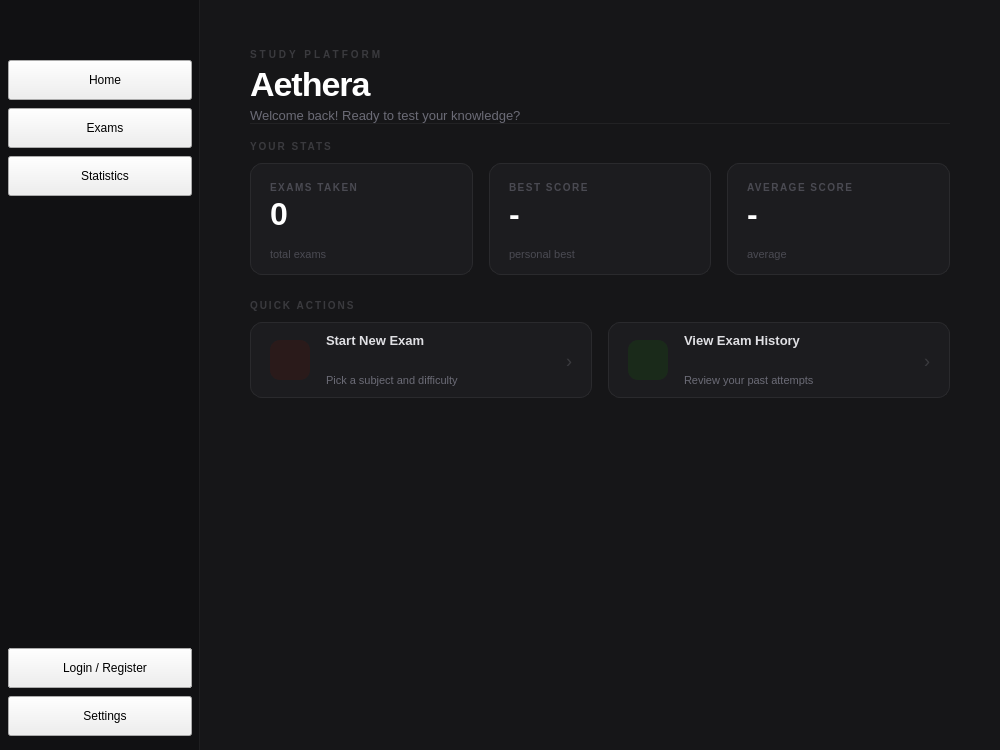
Before: the Qt Designer form src/ui/home/home.ui in DIDimov24/Aethera, drawn with Qt 5.
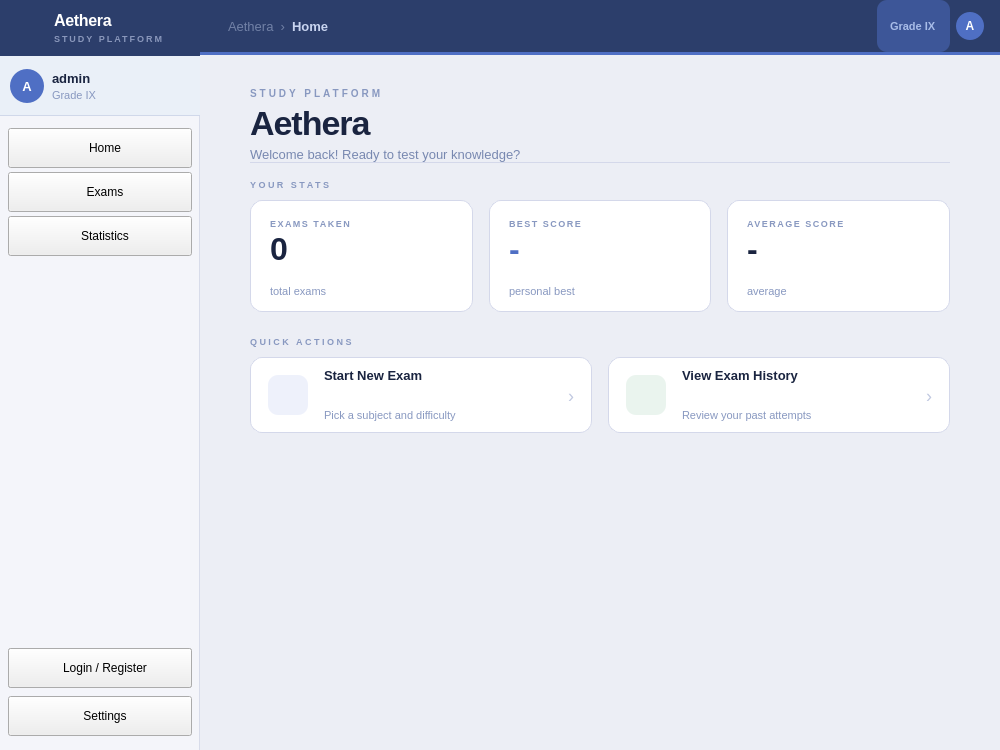
After: the same form once the commit is applied. Icons and pictures are not drawn.

Commit message: Change color palette and fix ui bugs, close #26

```diff
--- a/src/ui/home/home.ui
+++ b/src/ui/home/home.ui
@@ -11,87 +11,110 @@
   <widget class="QWidget" name="centralwidget">
    <property name="styleSheet">
     <string notr="true">
-QWidget#centralwidget { background-color: #161618; }
-QWidget#sidebar { background-color: #111113; border-right: 1px solid #1e1e20; }
-QLabel#labelTitle { color: #ffffff; font-size: 34px; font-weight: 700; letter-spacing: -1px; }
-QLabel#labelSubtitle { color: #3a3a3e; font-size: 10px; font-weight: 600; letter-spacing: 3px; }
-QLabel#labelWelcome { color: #6b6b76; font-size: 13px; }
+QWidget#centralwidget { background-color: #eceef5; }
+QWidget#sidebar { background-color: #f4f5fa; border-right: 1px solid #d8dcea; }
+QWidget#sidebarBrand { background-color: #2c3e6b; }
+QLabel#labelBrandName { color: #ffffff; font-size: 16px; font-weight: 700; letter-spacing: -0.3px; }
+QLabel#labelBrandSub { color: rgba(200,210,240,0.6); font-size: 9px; font-weight: 700; letter-spacing: 2px; }
+QWidget#sidebarUserPanel { background-color: #eaf0f8; border-bottom: 1px solid #d0d8ea; }
+QLabel#labelSidebarUsername { color: #1a2440; font-size: 13px; font-weight: 600; }
+QLabel#labelSidebarGrade { color: #8898c0; font-size: 11px; }
+QWidget#sidebarAvatarCircle { background-color: #4f6fc4; border-radius: 17px; min-width: 34px; max-width: 34px; min-height: 34px; max-height: 34px; }
+QLabel#labelSidebarAvatarInitial { color: #ffffff; font-size: 13px; font-weight: 700; background: transparent; }
+QWidget#topBar { background-color: #2c3e6b; }
+QLabel#labelTopBarPage { color: #c8d4f0; font-size: 13px; font-weight: 600; }
+QLabel#labelTopBarBreadcrumb { color: rgba(200,212,240,0.45); font-size: 13px; }
+QLabel#labelTopBarGrade { color: #a8bce8; font-size: 11px; font-weight: 600; background-color: rgba(79,111,196,0.5); border-radius: 10px; padding: 2px 10px; }
+QWidget#labelTopBarAvatar { background-color: #4f6fc4; border-radius: 14px; min-width: 28px; max-width: 28px; min-height: 28px; max-height: 28px; }
+QLabel#labelTopBarAvatarText { color: #ffffff; font-size: 12px; font-weight: 700; background: transparent; }
+QWidget#topBarLine { background-color: #4f6fc4; }
+QLabel#labelTitle { color: #1a2440; font-size: 34px; font-weight: 700; letter-spacing: -1px; }
+QLabel#labelSubtitle { color: #8898c0; font-size: 10px; font-weight: 700; letter-spacing: 3px; }
+QLabel#labelWelcome { color: #7888b0; font-size: 13px; }
 QWidget#cardExams, QWidget#cardBest, QWidget#cardAvg {
-    background-color: #1c1c1f; border-radius: 12px; border: 1px solid #2a2a2d;
+    background-color: #ffffff; border-radius: 12px; border: 1px solid #d4d8ea;
 }
 QWidget#cardExams:hover, QWidget#cardBest:hover, QWidget#cardAvg:hover {
     background-color: #202023; border-color: #3a3a3e;
 }
 QLabel#labelCardTitle1, QLabel#labelCardTitle2, QLabel#labelCardTitle3 {
-    color: #4a4a52; font-size: 10px; font-weight: 600; letter-spacing: 1.5px;
+    color: #8898c0; font-size: 9px; font-weight: 700; letter-spacing: 1.5px;
 }
-QLabel#labelCardValue1, QLabel#labelCardValue2, QLabel#labelCardValue3 {
-    color: #ffffff; font-size: 32px; font-weight: 700; letter-spacing: -1px;
-}
-QLabel#labelCardUnit1, QLabel#labelCardUnit2, QLabel#labelCardUnit3 {
-    color: #4a4a52; font-size: 11px;
-}
-QWidget#divider { background-color: #222224; }
-QLabel#labelSectionTitle, QLabel#labelSectionQuick {
-    color: #3a3a3e; font-size: 10px; font-weight: 600; letter-spacing: 2px;
-}
+QLabel#labelCardValue1, QLabel#labelCardValue3 { color: #1a2440; font-size: 32px; font-weight: 700; letter-spacing: -1px; }
+QLabel#labelCardValue2 { color: #4f6fc4; font-size: 32px; font-weight: 700; letter-spacing: -1px; }
+QLabel#labelCardUnit1, QLabel#labelCardUnit2, QLabel#labelCardUnit3 { color: #8898c0; font-size: 11px; }
+QWidget#divider { background-color: #d4d8ea; }
+QLabel#labelSectionTitle, QLabel#labelSectionQuick { color: #8898c0; font-size: 9px; font-weight: 700; letter-spacing: 2.5px; }
 QPushButton#buttonQuickExam, QPushButton#buttonQuickHistory {
-    background-color: #1c1c1f; border: 1px solid #2a2a2d; border-radius: 12px; text-align: left; padding: 0px;
+    background-color: #ffffff; border: 1px solid #d4d8ea; border-radius: 12px; text-align: left; padding: 0px;
 }
-QPushButton#buttonQuickExam:hover, QPushButton#buttonQuickHistory:hover {
-    background-color: #202023; border-color: #3a3a3e;
-}
-QPushButton#buttonQuickExam:pressed, QPushButton#buttonQuickHistory:pressed {
-    background-color: #252528;
-}
-QLabel#labelQuickExamTitle, QLabel#labelQuickHistoryTitle {
-    color: #e0e0e4; font-size: 13px; font-weight: 600;
-}
-QLabel#labelQuickExamSub, QLabel#labelQuickHistorySub {
-    color: #6b6b76; font-size: 11px;
-}
-QWidget#quickExamIcon {
-    background-color: #2a1a1a; border-radius: 10px;
-    min-width: 40px; max-width: 40px; min-height: 40px; max-height: 40px;
-}
-QWidget#quickHistoryIcon {
-    background-color: #1a2a1a; border-radius: 10px;
-    min-width: 40px; max-width: 40px; min-height: 40px; max-height: 40px;
-}
-QLabel#labelQuickExamArrow, QLabel#labelQuickHistoryArrow {
-    color: #3a3a3e; font-size: 18px;
-}
-QToolTip {
-    background-color: #2a2a2d; color: #e0e0e4; border: 1px solid #3a3a3e;
-    border-radius: 6px; padding: 4px 8px; font-size: 12px;
-}
+QPushButton#buttonQuickExam:hover, QPushButton#buttonQuickHistory:hover { border-color: #4f6fc4; }
+QPushButton#buttonQuickExam:pressed, QPushButton#buttonQuickHistory:pressed { background-color: #f4f5fa; }
+QLabel#labelQuickExamTitle, QLabel#labelQuickHistoryTitle { color: #1a2440; font-size: 13px; font-weight: 600; }
+QLabel#labelQuickExamSub, QLabel#labelQuickHistorySub { color: #8898c0; font-size: 11px; }
+QWidget#quickExamIcon { background-color: #eef1fb; border-radius: 10px; min-width: 40px; max-width: 40px; min-height: 40px; max-height: 40px; }
+QWidget#quickHistoryIcon { background-color: #eaf4ee; border-radius: 10px; min-width: 40px; max-width: 40px; min-height: 40px; max-height: 40px; }
+QLabel#labelQuickExamArrow, QLabel#labelQuickHistoryArrow { color: #c0c8e0; font-size: 18px; }
+QToolTip { background-color: #2c3e6b; color: #c8d4f0; border: 1px solid #4f6fc4; border-radius: 6px; padding: 4px 8px; font-size: 12px; }
     </string>
    </property>
+
    <widget class="QWidget" name="sidebar" native="true">
     <property name="geometry"><rect><x>0</x><y>0</y><width>200</width><height>750</height></rect></property>
+
+    <widget class="QWidget" name="sidebarBrand" native="true">
+     <property name="geometry"><rect><x>0</x><y>0</y><width>200</width><height>56</height></rect></property>
     <widget class="QPushButton" name="buttonToggleSidebar">
-     <property name="geometry"><rect><x>8</x><y>10</y><width>36</width><height>36</height></rect></property>
-     <property name="styleSheet">
-      <string notr="true">QPushButton { background-color: transparent; border: none; border-radius: 6px; padding: 6px; } QPushButton:hover { background-color: #1c1c1f; }</string>
-     </property>
+      <property name="geometry"><rect><x>10</x><y>10</y><width>36</width><height>36</height></rect></property>
+      <property name="styleSheet"><string notr="true">QPushButton { background-color: transparent; border: none; border-radius: 6px; padding: 6px; } QPushButton:hover { background-color: rgba(255,255,255,0.12); }</string></property>
      <property name="text"><string/></property>
      <property name="icon"><iconset resource="../../assets/icons.qrc"><normaloff>:/icons/menu.svg</normaloff>:/icons/menu.svg</iconset></property>
      <property name="iconSize"><size><width>20</width><height>20</height></size></property>
     </widget>
+     <widget class="QLabel" name="labelBrandName">
+      <property name="geometry"><rect><x>54</x><y>10</y><width>138</width><height>20</height></rect></property>
+      <property name="text"><string>Aethera</string></property>
+     </widget>
+     <widget class="QLabel" name="labelBrandSub">
+      <property name="geometry"><rect><x>54</x><y>30</y><width>138</width><height>16</height></rect></property>
+      <property name="text"><string>STUDY PLATFORM</string></property>
+     </widget>
+    </widget>
+
+    <widget class="QWidget" name="sidebarUserPanel" native="true">
+     <property name="geometry"><rect><x>0</x><y>56</y><width>200</width><height>60</height></rect></property>
+     <widget class="QWidget" name="sidebarAvatarCircle" native="true">
+      <property name="geometry"><rect><x>10</x><y>13</y><width>34</width><height>34</height></rect></property>
+      <widget class="QLabel" name="labelSidebarAvatarInitial">
+       <property name="geometry"><rect><x>0</x><y>0</y><width>34</width><height>34</height></rect></property>
+       <property name="text"><string>A</string></property>
+       <property name="alignment"><set>Qt::AlignmentFlag::AlignCenter</set></property>
+      </widget>
+     </widget>
+     <widget class="QLabel" name="labelSidebarUsername">
+      <property name="geometry"><rect><x>52</x><y>13</y><width>140</width><height>18</height></rect></property>
+      <property name="text"><string>admin</string></property>
+     </widget>
+     <widget class="QLabel" name="labelSidebarGrade">
+      <property name="geometry"><rect><x>52</x><y>31</y><width>140</width><height>16</height></rect></property>
+      <property name="text"><string>Grade IX</string></property>
+     </widget>
+    </widget>
+
     <widget class="QPushButton" name="buttonNavHome">
-     <property name="geometry"><rect><x>8</x><y>60</y><width>184</width><height>40</height></rect></property>
+     <property name="geometry"><rect><x>8</x><y>128</y><width>184</width><height>40</height></rect></property>
      <property name="text"><string>   Home</string></property>
      <property name="icon"><iconset resource="../../assets/icons.qrc"><normaloff>:/icons/home.svg</normaloff>:/icons/home.svg</iconset></property>
      <property name="iconSize"><size><width>18</width><height>18</height></size></property>
     </widget>
     <widget class="QPushButton" name="buttonNavExams">
-     <property name="geometry"><rect><x>8</x><y>108</y><width>184</width><height>40</height></rect></property>
+     <property name="geometry"><rect><x>8</x><y>172</y><width>184</width><height>40</height></rect></property>
      <property name="text"><string>   Exams</string></property>
      <property name="icon"><iconset resource="../../assets/icons.qrc"><normaloff>:/icons/exam.svg</normaloff>:/icons/exam.svg</iconset></property>
      <property name="iconSize"><size><width>18</width><height>18</height></size></property>
     </widget>
     <widget class="QPushButton" name="buttonNavStatistics">
-     <property name="geometry"><rect><x>8</x><y>156</y><width>184</width><height>40</height></rect></property>
+     <property name="geometry"><rect><x>8</x><y>216</y><width>184</width><height>40</height></rect></property>
      <property name="text"><string>   Statistics</string></property>
      <property name="icon"><iconset resource="../../assets/icons.qrc"><normaloff>:/icons/diagram.svg</normaloff>:/icons/diagram.svg</iconset></property>
      <property name="iconSize"><size><width>18</width><height>18</height></size></property>
@@ -99,7 +122,7 @@
     <widget class="QPushButton" name="buttonLogOut">
      <property name="geometry"><rect><x>8</x><y>648</y><width>184</width><height>40</height></rect></property>
      <property name="visible"><bool>false</bool></property>
-     <property name="text"><string>   Log Out</string></property>
+     <property name="text"><string>   My Profile</string></property>
      <property name="icon"><iconset resource="../../assets/icons.qrc"><normaloff>:/icons/user.svg</normaloff>:/icons/user.svg</iconset></property>
      <property name="iconSize"><size><width>18</width><height>18</height></size></property>
     </widget>
@@ -122,61 +145,60 @@
     <widget class="QWidget" name="pageHome">
      <layout class="QVBoxLayout" name="pageHomeLayout">
       <property name="spacing"><number>0</number></property>
+      <property name="leftMargin"><number>0</number></property>
+      <property name="topMargin"><number>0</number></property>
+      <property name="rightMargin"><number>0</number></property>
+      <property name="bottomMargin"><number>0</number></property>
+
+      <item>
+       <widget class="QWidget" name="topBar" native="true">
+        <property name="minimumSize"><size><width>0</width><height>52</height></size></property>
+        <property name="maximumSize"><size><width>16777215</width><height>52</height></size></property>
+        <layout class="QHBoxLayout" name="topBarLayout">
+         <property name="leftMargin"><number>28</number></property>
+         <property name="topMargin"><number>0</number></property>
+         <property name="rightMargin"><number>16</number></property>
+         <property name="bottomMargin"><number>0</number></property>
+         <item><widget class="QLabel" name="labelTopBarBreadcrumb"><property name="text"><string>Aethera  ›</string></property></widget></item>
+         <item><widget class="QLabel" name="labelTopBarPage"><property name="text"><string>Home</string></property></widget></item>
+         <item><spacer name="topBarSpacer"><property name="orientation"><enum>Qt::Orientation::Horizontal</enum></property><property name="sizeHint" stdset="0"><size><width>40</width><height>20</height></size></property></spacer></item>
+         <item><widget class="QLabel" name="labelTopBarGrade"><property name="text"><string>Grade IX</string></property></widget></item>
+         <item>
+          <widget class="QWidget" name="labelTopBarAvatar" native="true">
+           <widget class="QLabel" name="labelTopBarAvatarText">
+            <property name="geometry"><rect><x>0</x><y>0</y><width>28</width><height>28</height></rect></property>
+            <property name="text"><string>A</string></property>
+            <property name="alignment"><set>Qt::AlignmentFlag::AlignCenter</set></property>
+           </widget>
+          </widget>
+         </item>
+        </layout>
+       </widget>
+      </item>
+
+      <item>
+       <widget class="QWidget" name="topBarLine" native="true">
+        <property name="minimumSize"><size><width>0</width><height>3</height></size></property>
+        <property name="maximumSize"><size><width>16777215</width><height>3</height></size></property>
+       </widget>
+      </item>
+
+      <item>
+       <layout class="QVBoxLayout" name="homeContentLayout">
+        <property name="spacing"><number>0</number></property>
       <property name="leftMargin"><number>50</number></property>
-      <property name="topMargin"><number>48</number></property>
+        <property name="topMargin"><number>32</number></property>
       <property name="rightMargin"><number>50</number></property>
       <property name="bottomMargin"><number>40</number></property>
-      <item>
-       <widget class="QLabel" name="labelSubtitle">
-        <property name="text"><string>STUDY PLATFORM</string></property>
-       </widget>
-      </item>
-      <item>
-       <widget class="QWidget" name="gap1" native="true">
-        <property name="minimumSize"><size><width>0</width><height>4</height></size></property>
-        <property name="maximumSize"><size><width>16777215</width><height>4</height></size></property>
-       </widget>
-      </item>
-      <item>
-       <widget class="QLabel" name="labelTitle">
-        <property name="text"><string>Aethera</string></property>
-       </widget>
-      </item>
-      <item>
-       <widget class="QWidget" name="gap2" native="true">
-        <property name="minimumSize"><size><width>0</width><height>4</height></size></property>
-        <property name="maximumSize"><size><width>16777215</width><height>4</height></size></property>
-       </widget>
-      </item>
-      <item>
-       <widget class="QLabel" name="labelWelcome">
-        <property name="text"><string>Welcome back! Ready to test your knowledge?</string></property>
-       </widget>
-      </item>
-      <item>
-       <widget class="QWidget" name="divider" native="true">
-        <property name="minimumSize"><size><width>0</width><height>1</height></size></property>
-        <property name="maximumSize"><size><width>16777215</width><height>1</height></size></property>
-        <property name="styleSheet"><string notr="true">background-color: #222224;</string></property>
-       </widget>
-      </item>
-      <item>
-       <widget class="QWidget" name="gap3" native="true">
-        <property name="minimumSize"><size><width>0</width><height>16</height></size></property>
-        <property name="maximumSize"><size><width>16777215</width><height>16</height></size></property>
-       </widget>
-      </item>
-      <item>
-       <widget class="QLabel" name="labelSectionTitle">
-        <property name="text"><string>YOUR STATS</string></property>
-       </widget>
-      </item>
-      <item>
-       <widget class="QWidget" name="gap4" native="true">
-        <property name="minimumSize"><size><width>0</width><height>10</height></size></property>
-        <property name="maximumSize"><size><width>16777215</width><height>10</height></size></property>
-       </widget>
-      </item>
+        <item><widget class="QLabel" name="labelSubtitle"><property name="text"><string>STUDY PLATFORM</string></property></widget></item>
+        <item><widget class="QWidget" name="gap1" native="true"><property name="minimumSize"><size><width>0</width><height>4</height></size></property><property name="maximumSize"><size><width>16777215</width><height>4</height></size></property></widget></item>
+        <item><widget class="QLabel" name="labelTitle"><property name="text"><string>Aethera</string></property></widget></item>
+        <item><widget class="QWidget" name="gap2" native="true"><property name="minimumSize"><size><width>0</width><height>4</height></size></property><property name="maximumSize"><size><width>16777215</width><height>4</height></size></property></widget></item>
+        <item><widget class="QLabel" name="labelWelcome"><property name="text"><string>Welcome back! Ready to test your knowledge?</string></property></widget></item>
+        <item><widget class="QWidget" name="divider" native="true"><property name="minimumSize"><size><width>0</width><height>1</height></size></property><property name="maximumSize"><size><width>16777215</width><height>1</height></size></property><property name="styleSheet"><string notr="true">background-color: #d4d8ea;</string></property></widget></item>
+        <item><widget class="QWidget" name="gap3" native="true"><property name="minimumSize"><size><width>0</width><height>16</height></size></property><property name="maximumSize"><size><width>16777215</width><height>16</height></size></property></widget></item>
+        <item><widget class="QLabel" name="labelSectionTitle"><property name="text"><string>YOUR STATS</string></property></widget></item>
+        <item><widget class="QWidget" name="gap4" native="true"><property name="minimumSize"><size><width>0</width><height>10</height></size></property><property name="maximumSize"><size><width>16777215</width><height>10</height></size></property></widget></item>
       <item>
        <widget class="QWidget" name="statsRow" native="true">
         <property name="minimumSize"><size><width>0</width><height>112</height></size></property>
@@ -199,12 +221,7 @@
             <property name="bottomMargin"><number>14</number></property>
             <item><widget class="QLabel" name="labelCardTitle1"><property name="text"><string>EXAMS TAKEN</string></property></widget></item>
             <item><widget class="QLabel" name="labelCardValue1"><property name="text"><string>0</string></property></widget></item>
-            <item>
-             <spacer name="spacerCardExams">
-              <property name="orientation"><enum>Qt::Orientation::Vertical</enum></property>
-              <property name="sizeHint" stdset="0"><size><width>20</width><height>1</height></size></property>
-             </spacer>
-            </item>
+              <item><spacer name="spacerCardExams"><property name="orientation"><enum>Qt::Orientation::Vertical</enum></property><property name="sizeHint" stdset="0"><size><width>20</width><height>1</height></size></property></spacer></item>
             <item><widget class="QLabel" name="labelCardUnit1"><property name="text"><string>total exams</string></property></widget></item>
            </layout>
           </widget>
@@ -221,12 +238,7 @@
             <property name="bottomMargin"><number>14</number></property>
             <item><widget class="QLabel" name="labelCardTitle2"><property name="text"><string>BEST SCORE</string></property></widget></item>
             <item><widget class="QLabel" name="labelCardValue2"><property name="text"><string>-</string></property></widget></item>
-            <item>
-             <spacer name="spacerCardBest">
-              <property name="orientation"><enum>Qt::Orientation::Vertical</enum></property>
-              <property name="sizeHint" stdset="0"><size><width>20</width><height>1</height></size></property>
-             </spacer>
-            </item>
+              <item><spacer name="spacerCardBest"><property name="orientation"><enum>Qt::Orientation::Vertical</enum></property><property name="sizeHint" stdset="0"><size><width>20</width><height>1</height></size></property></spacer></item>
             <item><widget class="QLabel" name="labelCardUnit2"><property name="text"><string>personal best</string></property></widget></item>
            </layout>
           </widget>
@@ -243,12 +255,7 @@
             <property name="bottomMargin"><number>14</number></property>
             <item><widget class="QLabel" name="labelCardTitle3"><property name="text"><string>AVERAGE SCORE</string></property></widget></item>
             <item><widget class="QLabel" name="labelCardValue3"><property name="text"><string>-</string></property></widget></item>
-            <item>
-             <spacer name="spacerCardAvg">
-              <property name="orientation"><enum>Qt::Orientation::Vertical</enum></property>
-              <property name="sizeHint" stdset="0"><size><width>20</width><height>1</height></size></property>
-             </spacer>
-            </item>
+              <item><spacer name="spacerCardAvg"><property name="orientation"><enum>Qt::Orientation::Vertical</enum></property><property name="sizeHint" stdset="0"><size><width>20</width><height>1</height></size></property></spacer></item>
             <item><widget class="QLabel" name="labelCardUnit3"><property name="text"><string>average</string></property></widget></item>
            </layout>
           </widget>
@@ -256,23 +263,9 @@
         </layout>
        </widget>
       </item>
-      <item>
-       <widget class="QWidget" name="gap5" native="true">
-        <property name="minimumSize"><size><width>0</width><height>24</height></size></property>
-        <property name="maximumSize"><size><width>16777215</width><height>24</height></size></property>
-       </widget>
-      </item>
-      <item>
-       <widget class="QLabel" name="labelSectionQuick">
-        <property name="text"><string>QUICK ACTIONS</string></property>
-       </widget>
-      </item>
-      <item>
-       <widget class="QWidget" name="gap6" native="true">
-        <property name="minimumSize"><size><width>0</width><height>10</height></size></property>
-        <property name="maximumSize"><size><width>16777215</width><height>10</height></size></property>
-       </widget>
-      </item>
+        <item><widget class="QWidget" name="gap5" native="true"><property name="minimumSize"><size><width>0</width><height>24</height></size></property><property name="maximumSize"><size><width>16777215</width><height>24</height></size></property></widget></item>
+        <item><widget class="QLabel" name="labelSectionQuick"><property name="text"><string>QUICK ACTIONS</string></property></widget></item>
+        <item><widget class="QWidget" name="gap6" native="true"><property name="minimumSize"><size><width>0</width><height>10</height></size></property><property name="maximumSize"><size><width>16777215</width><height>10</height></size></property></widget></item>
       <item>
        <widget class="QWidget" name="quickRow" native="true">
         <property name="minimumSize"><size><width>0</width><height>76</height></size></property>
@@ -290,11 +283,7 @@
            <property name="cursor"><cursorShape>PointingHandCursor</cursorShape></property>
            <property name="text"><string/></property>
            <layout class="QHBoxLayout" name="quickExamLayout">
-            <property name="spacing"><number>16</number></property>
-            <property name="leftMargin"><number>20</number></property>
-            <property name="topMargin"><number>0</number></property>
-            <property name="rightMargin"><number>20</number></property>
-            <property name="bottomMargin"><number>0</number></property>
+              <property name="spacing"><number>16</number></property><property name="leftMargin"><number>18</number></property><property name="topMargin"><number>0</number></property><property name="rightMargin"><number>18</number></property><property name="bottomMargin"><number>0</number></property>
             <item><widget class="QWidget" name="quickExamIcon" native="true"/></item>
             <item>
              <layout class="QVBoxLayout" name="quickExamTextLayout">
@@ -303,12 +292,7 @@
               <item><widget class="QLabel" name="labelQuickExamSub"><property name="text"><string>Pick a subject and difficulty</string></property></widget></item>
              </layout>
             </item>
-            <item>
-             <spacer name="quickExamSpacer">
-              <property name="orientation"><enum>Qt::Orientation::Horizontal</enum></property>
-              <property name="sizeHint" stdset="0"><size><width>40</width><height>20</height></size></property>
-             </spacer>
-            </item>
+              <item><spacer name="quickExamSpacer"><property name="orientation"><enum>Qt::Orientation::Horizontal</enum></property><property name="sizeHint" stdset="0"><size><width>40</width><height>20</height></size></property></spacer></item>
             <item><widget class="QLabel" name="labelQuickExamArrow"><property name="text"><string>›</string></property></widget></item>
            </layout>
           </widget>
@@ -320,11 +304,7 @@
            <property name="cursor"><cursorShape>PointingHandCursor</cursorShape></property>
            <property name="text"><string/></property>
            <layout class="QHBoxLayout" name="quickHistoryLayout">
-            <property name="spacing"><number>16</number></property>
-            <property name="leftMargin"><number>20</number></property>
-            <property name="topMargin"><number>0</number></property>
-            <property name="rightMargin"><number>20</number></property>
-            <property name="bottomMargin"><number>0</number></property>
+              <property name="spacing"><number>16</number></property><property name="leftMargin"><number>18</number></property><property name="topMargin"><number>0</number></property><property name="rightMargin"><number>18</number></property><property name="bottomMargin"><number>0</number></property>
             <item><widget class="QWidget" name="quickHistoryIcon" native="true"/></item>
             <item>
              <layout class="QVBoxLayout" name="quickHistoryTextLayout">
@@ -333,12 +313,7 @@
               <item><widget class="QLabel" name="labelQuickHistorySub"><property name="text"><string>Review your past attempts</string></property></widget></item>
              </layout>
             </item>
-            <item>
-             <spacer name="quickHistorySpacer">
-              <property name="orientation"><enum>Qt::Orientation::Horizontal</enum></property>
-              <property name="sizeHint" stdset="0"><size><width>40</width><height>20</height></size></property>
-             </spacer>
-            </item>
+              <item><spacer name="quickHistorySpacer"><property name="orientation"><enum>Qt::Orientation::Horizontal</enum></property><property name="sizeHint" stdset="0"><size><width>40</width><height>20</height></size></property></spacer></item>
             <item><widget class="QLabel" name="labelQuickHistoryArrow"><property name="text"><string>›</string></property></widget></item>
            </layout>
           </widget>
@@ -346,11 +321,8 @@
         </layout>
        </widget>
       </item>
-      <item>
-       <spacer name="pageHomeBottomSpacer">
-        <property name="orientation"><enum>Qt::Orientation::Vertical</enum></property>
-        <property name="sizeHint" stdset="0"><size><width>20</width><height>40</height></size></property>
-       </spacer>
+        <item><spacer name="pageHomeBottomSpacer"><property name="orientation"><enum>Qt::Orientation::Vertical</enum></property><property name="sizeHint" stdset="0"><size><width>20</width><height>40</height></size></property></spacer></item>
+       </layout>
       </item>
      </layout>
     </widget>
```
Left out of the diff: 45 changed lines with no effect on the pictures. Lines whose indentation alone changed are shown as unchanged. The commit also changes 22 other files.
